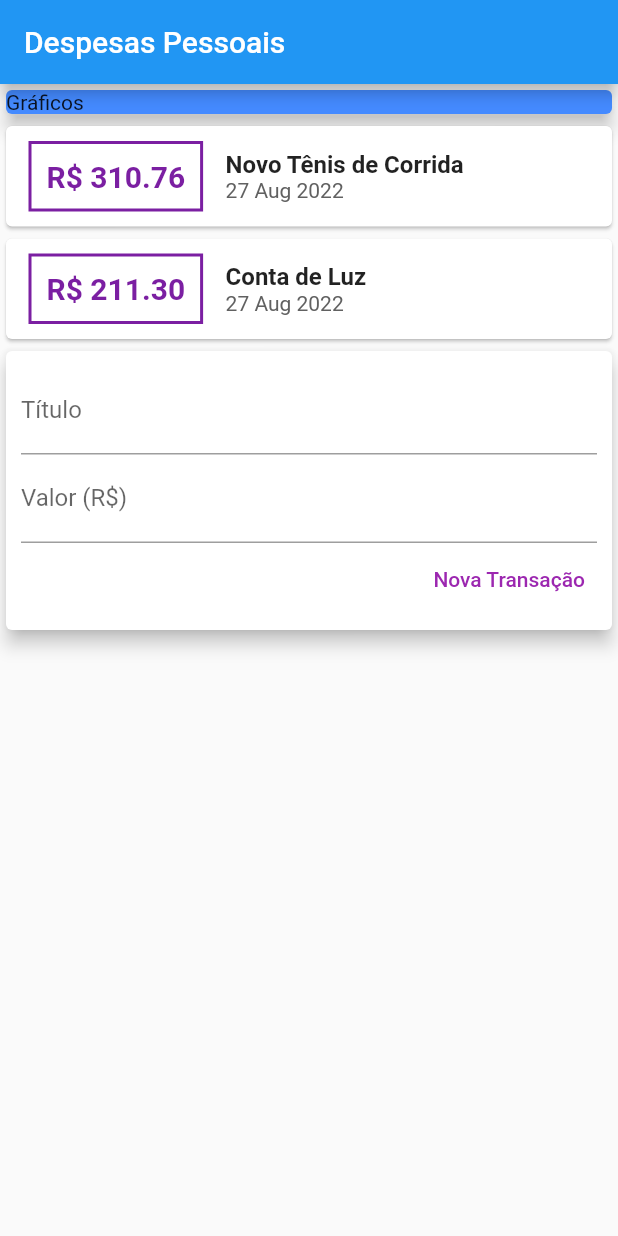
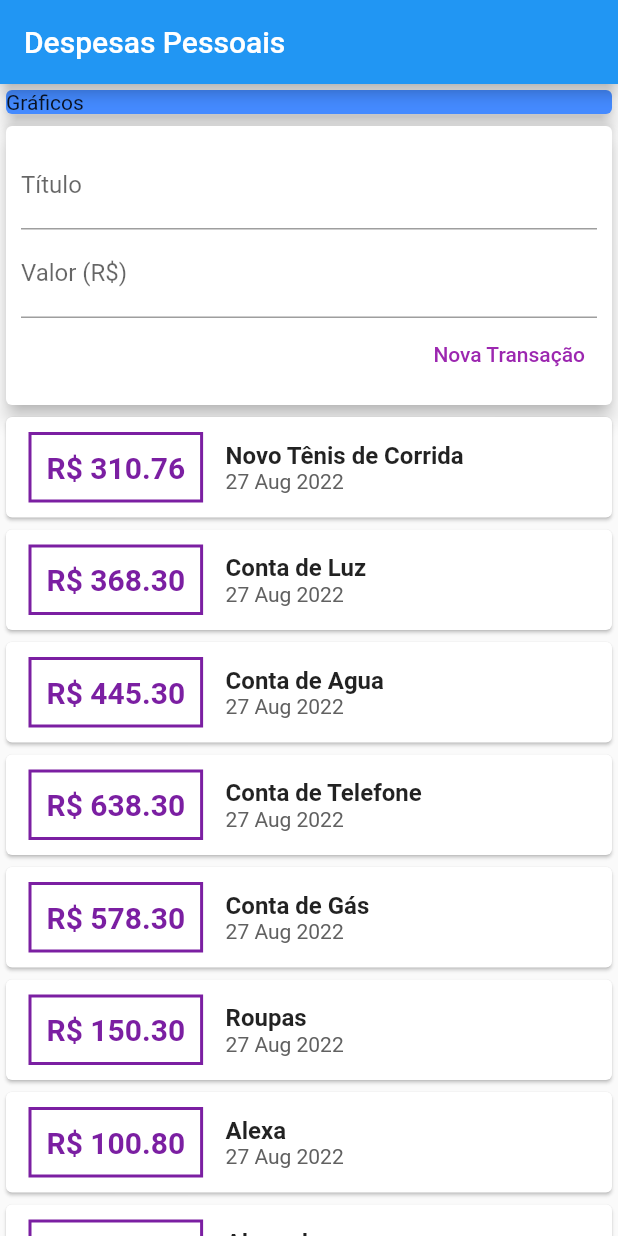
Before and after one commit to waitoair/expenses, a Flutter app: the screen it shows after launch, on a phone screen of 412 x 824 dp. Run offline on Flutter 3.47's test engine with Material 2 defaults, Android fonts, the phone set to English and light mode, and no system bars.

Commit message:
refactor: adds new transactions

```diff
--- a/lib/components/transaction_user.dart
+++ b/lib/components/transaction_user.dart
@@ -22,7 +22,49 @@ class _TransactionUserState extends State<TransactionUser> {
     Transaction(
       id: 't2',
       title: 'Conta de Luz',
-      value: 211.30,
+      value: 368.30,
+      date: DateTime.now(),
+    ),
+    Transaction(
+      id: 't3',
+      title: 'Conta de Agua',
+      value: 445.30,
+      date: DateTime.now(),
+    ),
+    Transaction(
+      id: 't4',
+      title: 'Conta de Telefone',
+      value: 638.30,
+      date: DateTime.now(),
+    ),
+    Transaction(
+      id: 't5',
+      title: 'Conta de Gás',
+      value: 578.30,
+      date: DateTime.now(),
+    ),
+    Transaction(
+      id: 't7',
+      title: 'Roupas',
+      value: 150.30,
+      date: DateTime.now(),
+    ),
+    Transaction(
+      id: 't8',
+      title: 'Alexa',
+      value: 100.80,
+      date: DateTime.now(),
+    ),
+    Transaction(
+      id: 't9',
+      title: 'Aluguel',
+      value: 357.90,
+      date: DateTime.now(),
+    ),
+    Transaction(
+      id: 't10',
+      title: 'Notebook',
+      value: 3000.30,
       date: DateTime.now(),
     ),
   ];
@@ -44,8 +86,8 @@ class _TransactionUserState extends State<TransactionUser> {
   Widget build(BuildContext context) {
     return Column(
       children: [
+        TransactionForm(_addTransaction),
         TransactionList(_transactions),
-        TransactionForm(_addTransaction),
       ],
     );
   }
```
